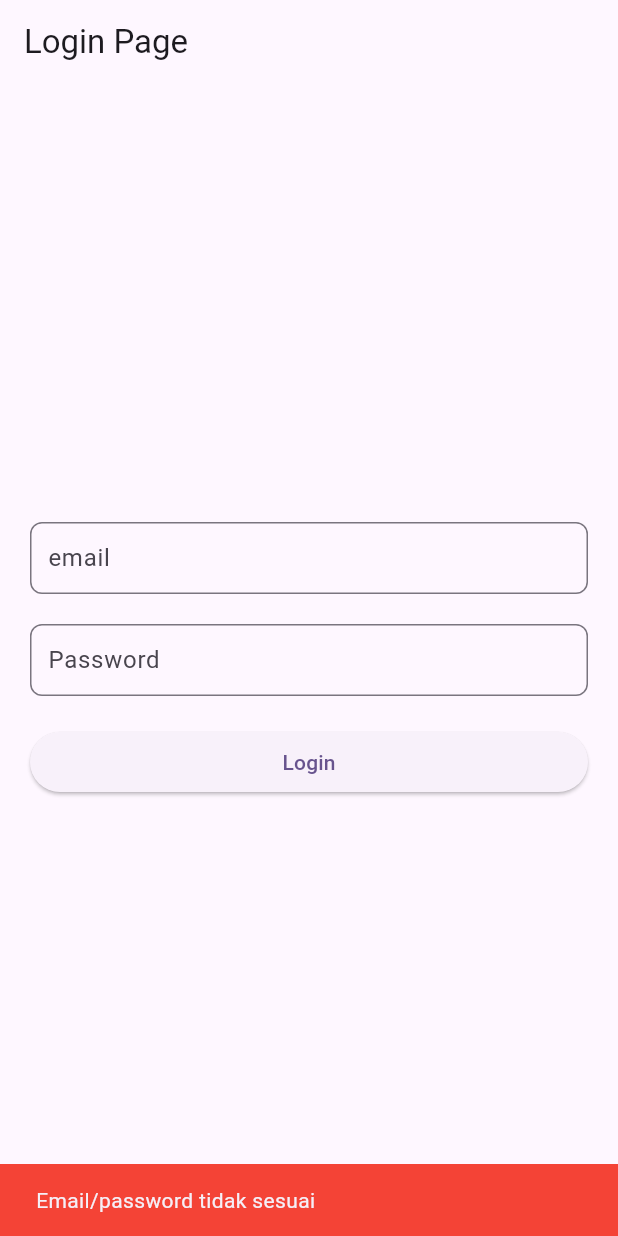
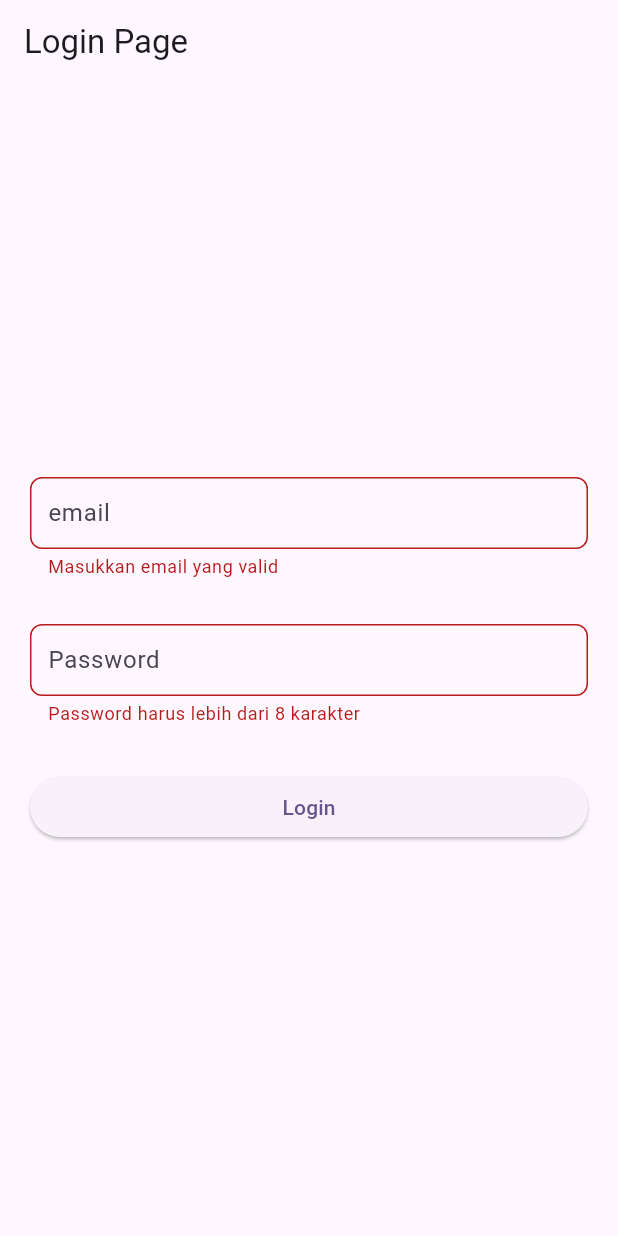
Before and after one commit to Praktikum-Mobile-IF-D/123210041_kuis, a Flutter app: the screen it shows after launch, after a tap on "Login", on a phone screen of 412 x 824 dp. Run offline on Flutter 3.47's test engine with Material 3 defaults, Android fonts, the phone set to English and light mode, and no system bars.

Commit message:
Perbaikan login

```diff
--- a/lib/screens/login_page.dart
+++ b/lib/screens/login_page.dart
@@ -11,6 +11,7 @@ class LoginPage extends StatefulWidget {
 }
 
 class _LoginPageState extends State<LoginPage> {
+  final GlobalKey<FormState> _formKey = GlobalKey<FormState>();
   String email = "";
   String password = "";
 
@@ -20,7 +21,9 @@ class _LoginPageState extends State<LoginPage> {
       child: TextFormField(
         enabled: true,
         onChanged: (value) {
+          setState(() {
             email = value;
+          });
         },
         decoration: InputDecoration(
           hintText: 'email',
@@ -28,10 +31,15 @@ class _LoginPageState extends State<LoginPage> {
           border: OutlineInputBorder(
             borderRadius: BorderRadius.all(
               Radius.circular(8.0),
-            ))),
-        validator: (String? value) => (value != null && value.contains('@'))
-            ? 'Email tidak valid!'
-            : null,
+            ),
+          ),
+        ),
+        validator: (value) {
+          if (value == null || value.isEmpty || !value.contains('@')) {
+            return 'Masukkan email yang valid';
+          }
+          return null;
+        },
       ),
     );
   }
@@ -43,7 +51,9 @@ class _LoginPageState extends State<LoginPage> {
         obscureText: true,
         enabled: true,
         onChanged: (value) {
+          setState(() {
             password = value;
+          });
         },
         decoration: InputDecoration(
           hintText: 'Password',
@@ -51,10 +61,15 @@ class _LoginPageState extends State<LoginPage> {
           border: OutlineInputBorder(
             borderRadius: BorderRadius.all(
               Radius.circular(8.0),
-            ))),
-        validator: (String? value) => (value != null && value.length > 8)
-            ? 'Password harus lebih dari 8 karakter!'
-            : null,
+            ),
+          ),
+        ),
+        validator: (value) {
+          if (value == null || value.isEmpty || value.length < 8) {
+            return 'Password harus lebih dari 8 karakter';
+          }
+          return null;
+        },
       ),
     );
   }
@@ -65,7 +80,9 @@ class _LoginPageState extends State<LoginPage> {
       width: MediaQuery.of(context).size.width,
       child: ElevatedButton(
           onPressed: () {
-            if (email == "putramukti26@gmail.com" && password == "123210041") {
+            if (_formKey.currentState!.validate()) {
+              if (email == "putramukti26@gmail.com" &&
+                  password == "123210041") {
                 Navigator.push(context, MaterialPageRoute(builder: (context) {
                   return BooksPage();
                 }));
@@ -75,6 +92,7 @@ class _LoginPageState extends State<LoginPage> {
                   backgroundColor: Colors.red,
                 );
                 ScaffoldMessenger.of(context).showSnackBar(snackBar);
+              }
             }
           },
           child: const Text('Login')),
@@ -87,14 +105,18 @@ class _LoginPageState extends State<LoginPage> {
         appBar: AppBar(
           title: Text("Login Page"),
         ),
-      body: Column(
+        body: Form(
+          key: _formKey,
+          child: Column(
             mainAxisAlignment: MainAxisAlignment.center,
             children: [
               _emailField(),
+              SizedBox(height: 10),
               _passwordField(),
+              SizedBox(height: 10),
               _loginButton(context),
             ],
           ),
-    );
+        ));
   }
 }
```
Lines whose indentation alone changed are shown as unchanged.
